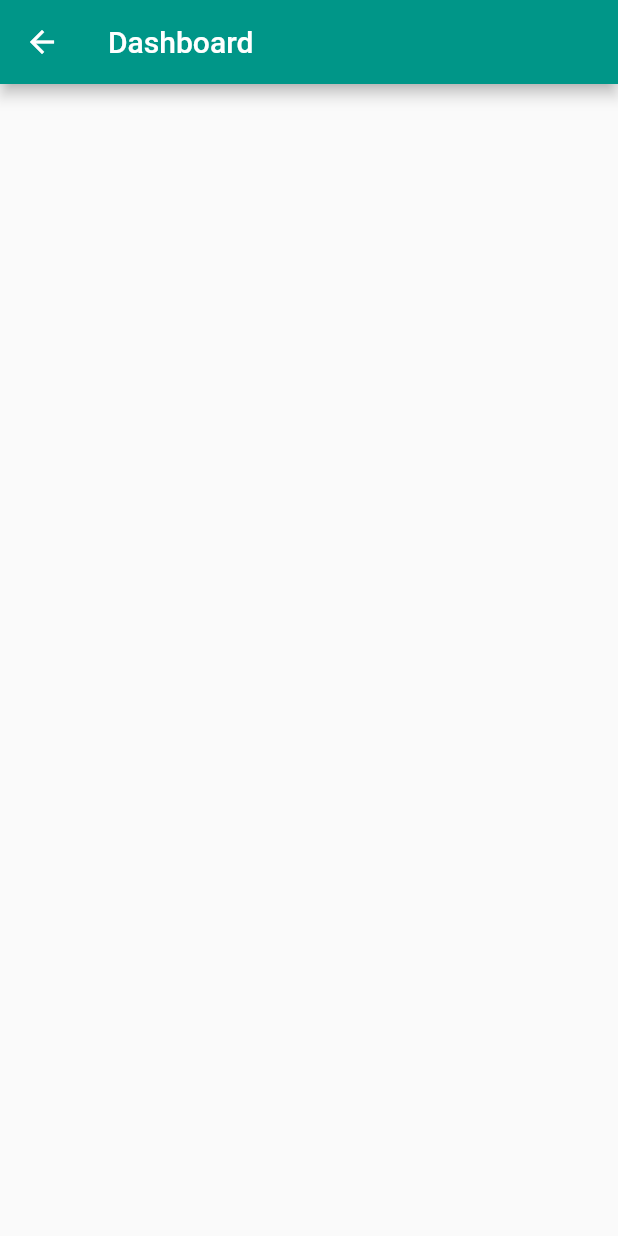
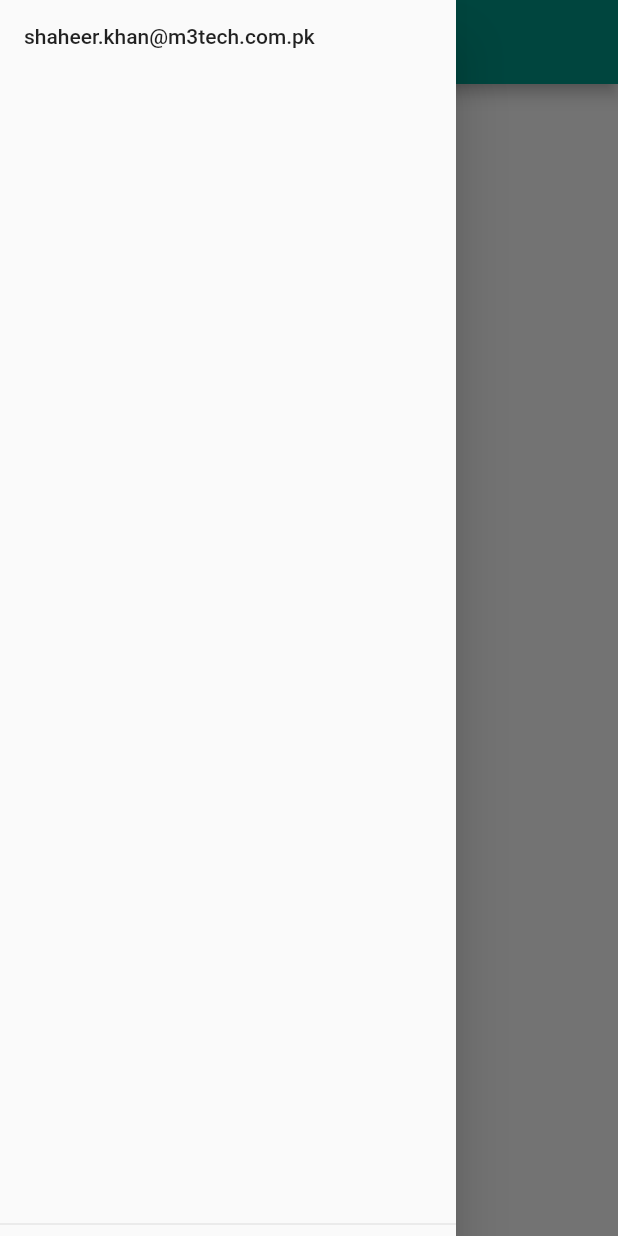
Before and after one commit to ShaheerAliKhan/FlutterApp, a Flutter app: the Dashboard screen opened directly, with the side drawer open (before the commit the screen has no drawer), on a phone screen of 412 x 824 dp. Run offline on Flutter 3.47's test engine with Material 2 defaults, Android fonts, the phone set to English and light mode, and no system bars; our stand-ins replace touchable_opacity.

Commit message:
Dashboard Screen

```diff
--- a/lib/Container/Dashboard/index.dart
+++ b/lib/Container/Dashboard/index.dart
@@ -1,12 +1,22 @@
 import 'package:flutter/material.dart';
 
 class Dashboard extends StatelessWidget {
+  final String email;
+
+  const Dashboard({Key key, this.email : "shaheer.khan@m3tech.com.pk"}) : super(key: key);
   @override
   Widget build(BuildContext context) {
     return Scaffold(
       appBar: AppBar(
         title: Text('Dashboard'),
       ),
+      drawer: Drawer(
+        child: DrawerHeader(
+          child: Container(
+            child: Text(email),
+          )
+        ),
+      ),
     );
   }
 }
--- a/lib/Container/Login/index.dart
+++ b/lib/Container/Login/index.dart
@@ -57,7 +57,7 @@ class _AppState extends State<App> {
                   onPress: (){
                     Navigator.push(
                       context,
-                      MaterialPageRoute(builder: (context)=> Dashboard())
+                      MaterialPageRoute(builder: (context)=> Dashboard(email: _email.text,))
                     );
                   },
                 ),
```
